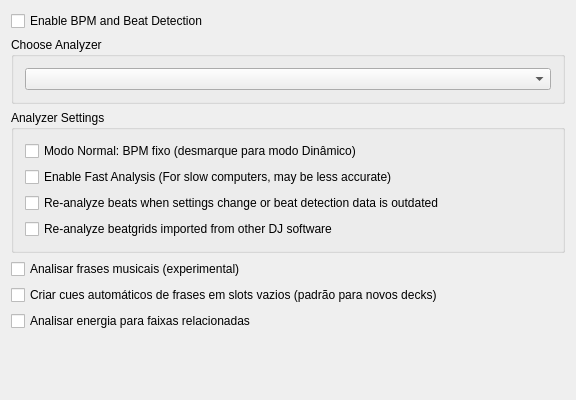
Thiagovilela2001/VILELABOX, file src/preferences/dialog/dlgprefbeatsdlg.ui: the form before one commit.
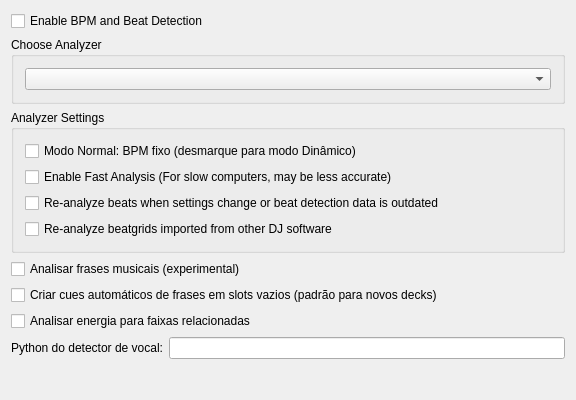
The form after the commit.

Commit message: Plano 3, fase 4: detector de vocal cancelável e com diagnóstico

The edit to the form file:
```diff
--- a/src/preferences/dialog/dlgprefbeatsdlg.ui
+++ b/src/preferences/dialog/dlgprefbeatsdlg.ui
@@ -41,6 +41,20 @@
     </widget>
    </item>
    <item row="7" column="0">
+    <layout class="QHBoxLayout" name="layoutVocalPython">
+     <item>
+      <widget class="QLabel" name="labelVocalPython">
+       <property name="text"><string>Python do detector de vocal:</string></property>
+      </widget>
+     </item>
+     <item>
+      <widget class="QLineEdit" name="lineEditVocalPython">
+       <property name="toolTip"><string>Interpretador com NumPy e SciPy. Vazio: variável VILELABOX_VOCAL_PYTHON, ~/.venv/bin/python ou python3 do sistema, nessa ordem.</string></property>
+      </widget>
+     </item>
+    </layout>
+   </item>
+   <item row="8" column="0">
     <spacer name="verticalSpacer">
      <property name="orientation">
       <enum>Qt::Vertical</enum>
```
The commit also changes 9 other files.
